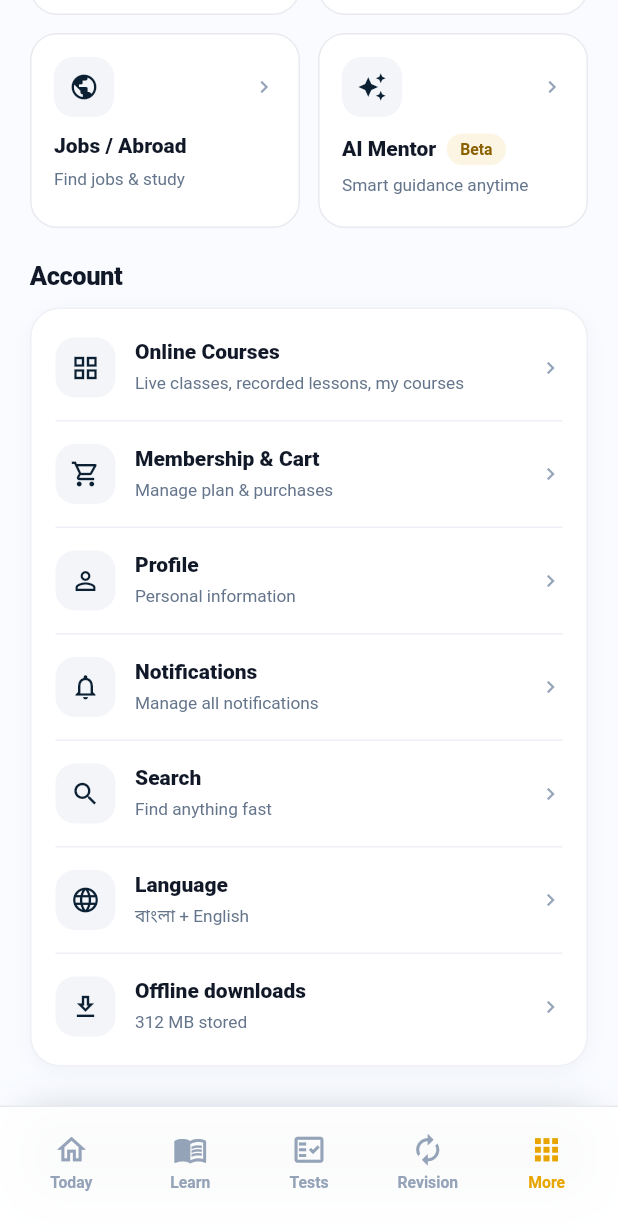
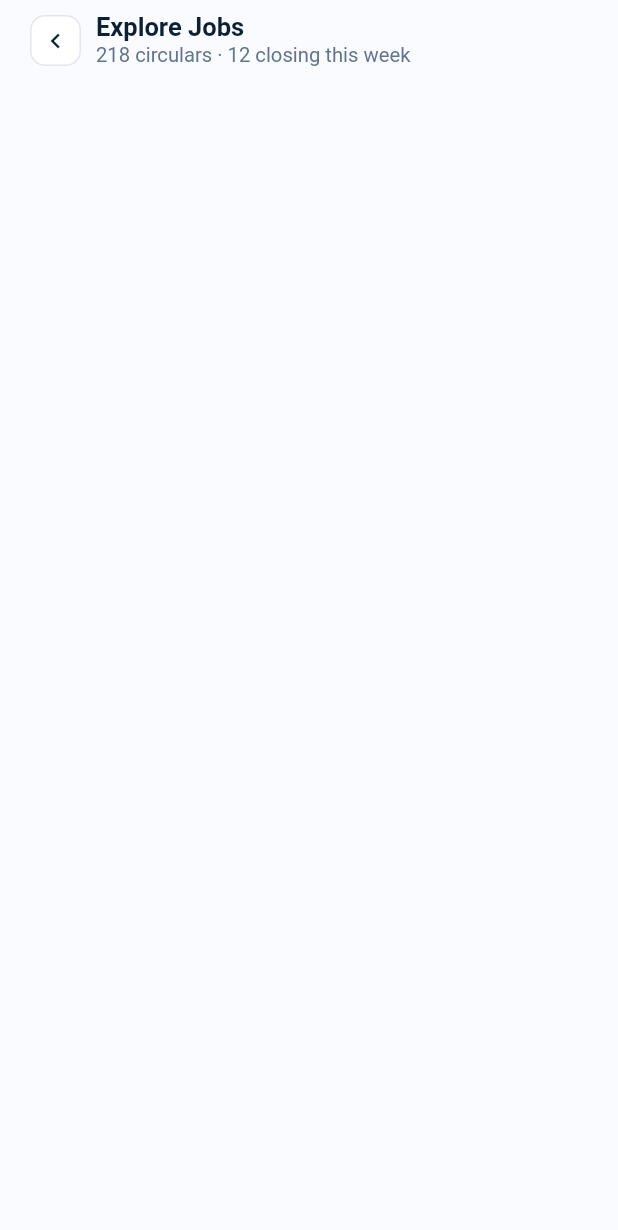
Before and after one commit to Sayem2004/flutter_basic_project, a Flutter app: the screen it shows after launch, item 5 of the bottom bar chosen, scrolled down 696 dp, after a tap on "Jobs / Abroad", on a phone screen of 412 x 824 dp. Shown: the top 1230 px of the screen. Run offline on Flutter 3.47's test engine with Material 3 defaults, Android fonts, the phone set to English and light mode, and no system bars.

Commit message:
Ui update

```diff
--- a/studypress/lib/app/views/ explore_jobs.dart
+++ b/studypress/lib/app/views/ explore_jobs.dart
@@ -0,0 +1,39 @@
+import 'package:flutter/material.dart';
+import 'common/back_header.dart';
+import 'common/search_header.dart';
+
+class ExploreJobsView extends StatefulWidget {
+  const ExploreJobsView({super.key});
+
+  @override
+  State<ExploreJobsView> createState() => _ExploreJobsViewState();
+}
+
+class _ExploreJobsViewState extends State<ExploreJobsView> {
+  @override
+  Widget build(BuildContext context) {
+    return const Scaffold(
+      backgroundColor: Color.fromRGBO(249, 251, 255, 1),
+      body: SingleChildScrollView(
+        child: SafeArea(
+            child: Padding(
+                padding: EdgeInsets.fromLTRB(20, 10, 20, 10),
+              child: Column(
+                crossAxisAlignment: CrossAxisAlignment.start,
+                children: [
+                  BackHeader(title: "Explore Jobs",subtitle: "218 circulars · 12 closing this week",subtitleColor: Color.fromRGBO(100, 116, 139, 1),),
+
+
+
+
+
+                ],
+              ),
+
+
+            )
+        ),
+      ),
+    );
+  }
+}
--- a/studypress/lib/app/views/more_view.dart
+++ b/studypress/lib/app/views/more_view.dart
@@ -22,7 +22,7 @@ import 'vocabulary.dart';
 import 'membership.dart';
 import 'profile.dart';
 import 'cv_maker.dart';
-import '';
+import ' explore_jobs.dart';
 
 
 
@@ -279,7 +279,7 @@ class MoreView extends StatelessWidget {
                       subtitle: "Find jobs & study",
                       icon: Icons.public,
                       onTap: () {
-                        // Navigate to Jobs / Abroad
+                        Navigator.push(context, MaterialPageRoute(builder: (context)=>ExploreJobsView(),),);
                       },
                     ),
                     CareerFeature(
```
Also changed, not shown: 1 other file.
